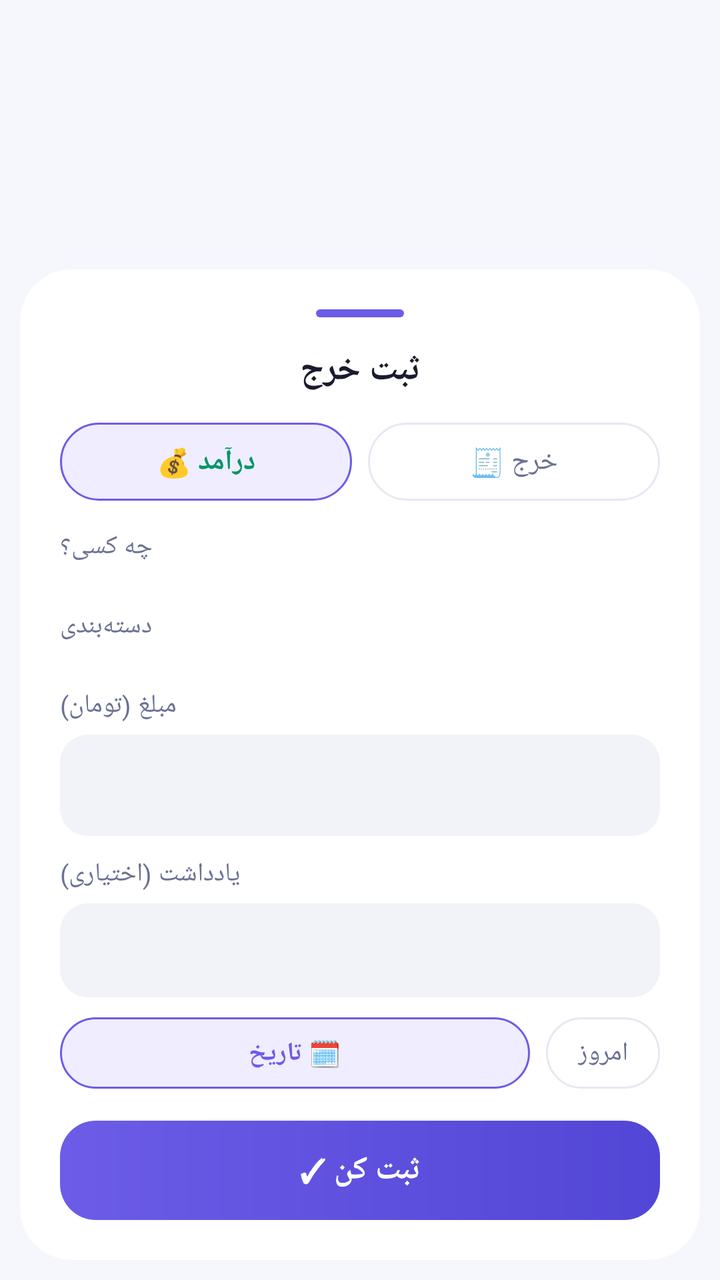
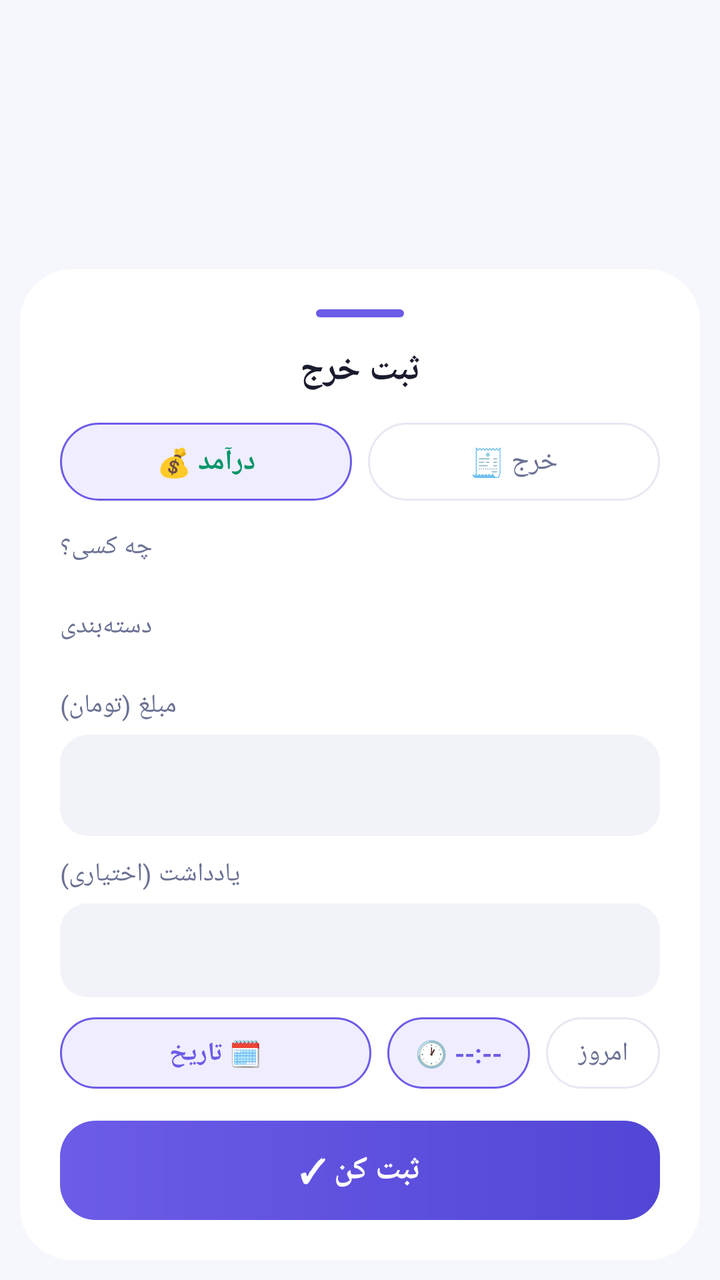

Two renders of the same Android screen: before a commit and after it. Below are the layout's source before the change and the commit's diff.
<!-- AndroidManifest.xml: application theme AppTheme -->
<!-- res/layout/activity_add.xml -->
<?xml version="1.0" encoding="utf-8"?>
<FrameLayout xmlns:android="http://schemas.android.com/apk/res/android"
    android:layout_width="match_parent"
    android:layout_height="match_parent">

    <ScrollView
        android:layout_width="match_parent"
        android:layout_height="wrap_content"
        android:layout_gravity="bottom"
        android:layout_margin="10dp"
        android:background="@drawable/dialog_bg"
        android:scrollbars="none"
        android:overScrollMode="never">

        <LinearLayout
            android:layout_width="match_parent"
            android:layout_height="wrap_content"
            android:orientation="vertical"
            android:padding="20dp">

            <View
                android:layout_width="44dp"
                android:layout_height="4dp"
                android:layout_gravity="center_horizontal"
                android:layout_marginBottom="14dp"
                android:background="@drawable/bar_fill"/>

            <TextView
                android:id="@+id/tv_title"
                android:layout_width="match_parent"
                android:layout_height="wrap_content"
                android:gravity="center"
                android:text="ثبت خرج"
                android:textSize="18sp"
                android:textStyle="bold"
                android:textColor="@color/textDark"/>

            <LinearLayout
                android:layout_width="match_parent"
                android:layout_height="wrap_content"
                android:layout_marginTop="14dp"
                android:orientation="horizontal">
                <TextView
                    android:id="@+id/btn_type_in"
                    android:layout_width="0dp"
                    android:layout_height="wrap_content"
                    android:layout_weight="1"
                    android:gravity="center"
                    android:background="@drawable/chip_on"
                    android:padding="10dp"
                    android:text="درآمد 💰"
                    android:textSize="14sp"
                    android:textStyle="bold"
                    android:textColor="@color/green"/>
                <TextView
                    android:id="@+id/btn_type_out"
                    android:layout_width="0dp"
                    android:layout_height="wrap_content"
                    android:layout_weight="1"
                    android:layout_marginStart="8dp"
                    android:gravity="center"
                    android:background="@drawable/chip"
                    android:padding="10dp"
                    android:text="خرج 🧾"
                    android:textSize="14sp"
                    android:textColor="@color/textGray"/>
            </LinearLayout>

            <TextView
                android:layout_width="wrap_content"
                android:layout_height="wrap_content"
                android:layout_marginTop="14dp"
                android:text="چه کسی؟"
                android:textSize="13sp"
                android:textColor="@color/textGray"/>

            <HorizontalScrollView
                android:layout_width="match_parent"
                android:layout_height="wrap_content"
                android:layout_marginTop="8dp"
                android:scrollbars="none">
                <LinearLayout
                    android:id="@+id/member_box"
                    android:layout_width="wrap_content"
                    android:layout_height="wrap_content"
                    android:orientation="horizontal"/>
            </HorizontalScrollView>

            <TextView
                android:layout_width="wrap_content"
                android:layout_height="wrap_content"
                android:layout_marginTop="14dp"
                android:text="دسته‌بندی"
                android:textSize="13sp"
                android:textColor="@color/textGray"/>

            <HorizontalScrollView
                android:layout_width="match_parent"
                android:layout_height="wrap_content"
                android:layout_marginTop="8dp"
                android:scrollbars="none">
                <LinearLayout
                    android:id="@+id/cat_box"
                    android:layout_width="wrap_content"
                    android:layout_height="wrap_content"
                    android:orientation="horizontal"/>
            </HorizontalScrollView>

            <TextView
                android:layout_width="wrap_content"
                android:layout_height="wrap_content"
                android:layout_marginTop="14dp"
                android:text="مبلغ (تومان)"
                android:textSize="13sp"
                android:textColor="@color/textGray"/>

            <EditText
                android:id="@+id/et_amount"
                android:layout_width="match_parent"
                android:layout_height="wrap_content"
                android:layout_marginTop="6dp"
                android:background="@drawable/input_bg"
                android:padding="14dp"
                android:inputType="number"
                android:textSize="17sp"
                android:textStyle="bold"
                android:textColor="@color/textDark"/>

            <TextView
                android:layout_width="wrap_content"
                android:layout_height="wrap_content"
                android:layout_marginTop="10dp"
                android:text="یادداشت (اختیاری)"
                android:textSize="13sp"
                android:textColor="@color/textGray"/>

            <EditText
                android:id="@+id/et_note"
                android:layout_width="match_parent"
                android:layout_height="wrap_content"
                android:layout_marginTop="6dp"
                android:background="@drawable/input_bg"
                android:padding="14dp"
                android:inputType="text"
                android:textSize="14sp"
                android:textColor="@color/textDark"
                android:maxLines="2"/>

            <LinearLayout
                android:layout_width="match_parent"
                android:layout_height="wrap_content"
                android:layout_marginTop="10dp"
                android:orientation="horizontal">
                <TextView
                    android:id="@+id/btn_date"
                    android:layout_width="0dp"
                    android:layout_height="wrap_content"
                    android:layout_weight="1"
                    android:gravity="center"
                    android:background="@drawable/chip_on"
                    android:padding="9dp"
                    android:text="🗓 تاریخ"
                    android:textSize="13sp"
                    android:textStyle="bold"
                    android:textColor="@color/purple"/>
                <TextView
                    android:id="@+id/btn_day_today"
                    android:layout_width="wrap_content"
                    android:layout_height="wrap_content"
                    android:layout_marginStart="8dp"
                    android:gravity="center"
                    android:background="@drawable/chip"
                    android:paddingStart="16dp"
                    android:paddingEnd="16dp"
                    android:padding="9dp"
                    android:text="امروز"
                    android:textSize="13sp"
                    android:textColor="@color/textGray"/>
            </LinearLayout>

            <TextView
                android:id="@+id/btn_save"
                android:layout_width="match_parent"
                android:layout_height="wrap_content"
                android:layout_marginTop="16dp"
                android:gravity="center"
                android:background="@drawable/btn_primary"
                android:padding="14dp"
                android:text="ثبت کن ✓"
                android:textSize="16sp"
                android:textStyle="bold"
                android:textColor="@color/white"/>
        </LinearLayout>
    </ScrollView>
</FrameLayout>
<!-- resources referenced by this layout -->
<resources>
  <color name="green">#059669</color>
  <color name="purple">#6C5CE7</color>
  <color name="textDark">#1A1B2E</color>
  <color name="textGray">#6B7194</color>
  <color name="white">#FFFFFF</color>
  <!-- drawable bar_fill (drawable) -->
  <?xml version="1.0" encoding="utf-8"?>
  <shape xmlns:android="http://schemas.android.com/apk/res/android"
      android:shape="rectangle">
      <solid android:color="@color/purple"/>
      <corners android:radius="5dp"/>
  </shape>
  <!-- drawable btn_primary (drawable) -->
  <?xml version="1.0" encoding="utf-8"?>
  <ripple xmlns:android="http://schemas.android.com/apk/res/android"
      android:color="#22FFFFFF">
      <item>
          <shape android:shape="rectangle">
              <gradient
                  android:type="linear"
                  android:angle="0"
                  android:startColor="#6C5CE7"
                  android:endColor="#5246D6"/>
              <corners android:radius="18dp"/>
          </shape>
      </item>
  </ripple>
  <!-- drawable chip (drawable) -->
  <?xml version="1.0" encoding="utf-8"?>
  <ripple xmlns:android="http://schemas.android.com/apk/res/android"
      android:color="#18000000">
      <item>
          <shape android:shape="rectangle">
              <solid android:color="@color/white"/>
              <corners android:radius="20dp"/>
              <stroke android:width="1dp" android:color="#E6E8F2"/>
          </shape>
      </item>
  </ripple>
  <!-- drawable chip_on (drawable) -->
  <?xml version="1.0" encoding="utf-8"?>
  <ripple xmlns:android="http://schemas.android.com/apk/res/android"
      android:color="#22FFFFFF">
      <item>
          <shape android:shape="rectangle">
              <solid android:color="@color/purpleSoft"/>
              <corners android:radius="20dp"/>
              <stroke android:width="1dp" android:color="@color/purple"/>
          </shape>
      </item>
  </ripple>
  <!-- drawable dialog_bg (drawable) -->
  <?xml version="1.0" encoding="utf-8"?>
  <shape xmlns:android="http://schemas.android.com/apk/res/android"
      android:shape="rectangle">
      <solid android:color="#FFFFFF"/>
      <corners android:radius="26dp"/>
  </shape>
  <!-- drawable input_bg (drawable) -->
  <?xml version="1.0" encoding="utf-8"?>
  <shape xmlns:android="http://schemas.android.com/apk/res/android"
      android:shape="rectangle">
      <solid android:color="#F2F3F9"/>
      <corners android:radius="14dp"/>
  </shape>
  <style name="AppTheme" parent="@android:style/Theme.Material.Light.NoActionBar">
          <item name="android:windowBackground">@color/bg</item>
          <item name="android:statusBarColor">@color/purple</item>
          <item name="android:colorAccent">@color/purple</item>
          <item name="android:windowLightStatusBar">false</item>
      </style>
  <color name="purpleSoft">#EFEDFF</color>
  <color name="bg">#F6F7FC</color>
</resources>

<!-- the commit's change to res/layout/activity_add.xml (unified diff, before → after) -->
@@ -160,6 +160,20 @@
                     android:background="@drawable/chip_on"
                     android:padding="9dp"
                     android:text="🗓 تاریخ"
+                    android:textSize="13sp"
+                    android:textStyle="bold"
+                    android:textColor="@color/purple"/>
+                <TextView
+                    android:id="@+id/btn_time"
+                    android:layout_width="wrap_content"
+                    android:layout_height="wrap_content"
+                    android:layout_marginStart="8dp"
+                    android:gravity="center"
+                    android:background="@drawable/chip_on"
+                    android:paddingStart="14dp"
+                    android:paddingEnd="14dp"
+                    android:padding="9dp"
+                    android:text="🕐 --:--"
                     android:textSize="13sp"
                     android:textStyle="bold"
                     android:textColor="@color/purple"/>
